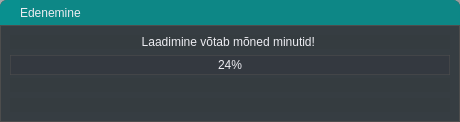
Old version of the form mailabl-qgis/widgets/WStatusBar.ui in the repository TuloliKalver/mailabl-qgis.
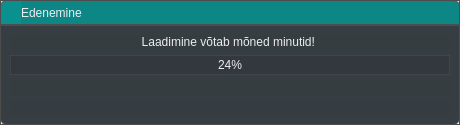
New version of the form.

Patch:
```diff
--- a/mailabl-qgis/widgets/WStatusBar.ui
+++ b/mailabl-qgis/widgets/WStatusBar.ui
@@ -1,31 +1,25 @@
 <?xml version="1.0" encoding="UTF-8"?>
 <ui version="4.0">
- <class>Edenemine</class>
- <widget class="QWidget" name="Edenemine">
+ <class>Dialog</class>
+ <widget class="QDialog" name="Dialog">
   <property name="geometry">
    <rect>
     <x>0</x>
     <y>0</y>
     <width>460</width>
-    <height>122</height>
+    <height>125</height>
    </rect>
   </property>
-  <property name="sizePolicy">
-   <sizepolicy hsizetype="Fixed" vsizetype="Fixed">
-    <horstretch>0</horstretch>
-    <verstretch>0</verstretch>
-   </sizepolicy>
-  </property>
   <property name="minimumSize">
    <size>
-    <width>0</width>
+    <width>460</width>
     <height>100</height>
    </size>
   </property>
   <property name="maximumSize">
    <size>
     <width>460</width>
-    <height>122</height>
+    <height>125</height>
    </size>
   </property>
   <property name="windowTitle">
@@ -33,38 +27,25 @@
   </property>
   <property name="styleSheet">
    <string notr="true">
-/* ====================================================== */
-/* 🎨 Global Theme - Base Colors, Background &amp; Typography */
+
 /* ====================================================== */
 /* 🎨 Global Theme - Base Colors, Background &amp; Typography */
 /* ====================================================== */
 * {
     border: transparent;
-    background-color: #1d252b; /* Updated background */
     padding: 0;
     margin: 0;
     color: #ececf1; /* Brighter default text */
+    border: 1px solid #4d4d4d; 
 }
 
 
-#Edenemine {
-    border: 1px solid #4d4d4d;
-	border-top-left-radius: 7px;     /* Rounded top-left corner */
-    border-top-right-radius: 7px;    /* Rounded top-right corner */
-    border-right-radius: 7px;        /* No rounding on right side */
-    border-left-radius: 7px;    
-	background-color: rgba(29, 37, 43, 0.4);  /* 10% transparency */
-}
-
-
-
-
 /* ====================================== */
 /* 📈 QProgressBar - Matches Theme Style  */
 /* ====================================== */
 
 QProgressBar {
-    background-color: rgba(46, 47, 56, 0.3); /* Semi-transparent base */
+    background-color: rgba(46, 47, 56, 0.4); /* Semi-transparent base */
     border: 1px solid rgba(77, 77, 77, 0.6); /* Soft border */
     text-align: center;
     padding: 2px;
@@ -122,16 +103,17 @@
     cursor: move;
 }
 
-
-
+#frame_2{
+	border:None
+}
 
 #frame{
-	background-color: rgba(29, 37, 43, 0.7);  /* 10% transparency */	
+	background-color: rgba(29, 37, 43, 0.88);  /* 10% transparency */	
     border: 1px solid #4d4d4d;	
 	border-top-left-radius: 0px;     /* Rounded top-left corner */
     border-top-right-radius: 0px;    /* Rounded top-right corner */
-    border-right-radius: 7px;        /* No rounding on right side */
-    border-left-radius: 7px;    
+    border-bottom-right-radius: 7px;        /* No rounding on right side */
+    border-bottom-left-radius: 7px;    
 }</string>
   </property>
   <layout class="QVBoxLayout" name="verticalLayout_2">
```
Left out of the diff: 4 changed lines with no effect on the pictures.
